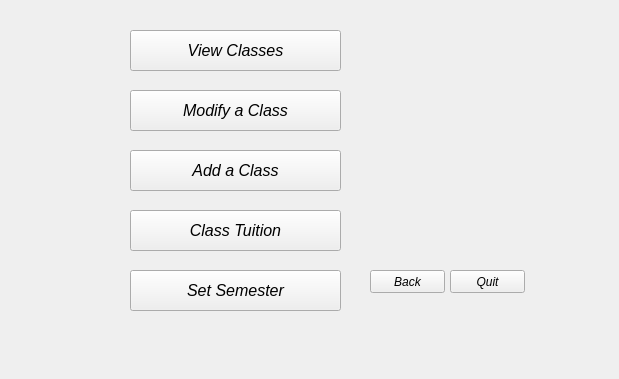
This is together/Admin Landing.ui in SDSMT-CSC464-F15/dancesoft as Qt 5 draws it before an edit. The edited form follows.
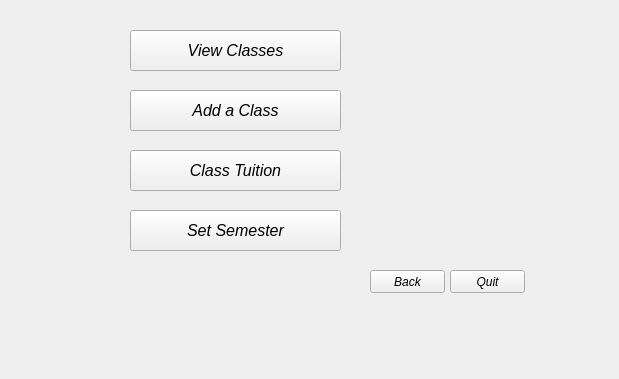
This is the edited form. The open tabs and pages were chosen to show the change.

Patch:
```diff
--- a/together/Admin Landing.ui
+++ b/together/Admin Landing.ui
@@ -340,7 +340,7 @@
       <property name="geometry">
        <rect>
         <x>120</x>
-        <y>210</y>
+        <y>150</y>
         <width>211</width>
         <height>41</height>
        </rect>
@@ -380,7 +380,7 @@
       <property name="geometry">
        <rect>
         <x>120</x>
-        <y>150</y>
+        <y>90</y>
         <width>211</width>
         <height>41</height>
        </rect>
@@ -434,31 +434,11 @@
        <string>Back</string>
       </property>
      </widget>
-     <widget class="QPushButton" name="Modify_class_btn">
-      <property name="geometry">
-       <rect>
-        <x>120</x>
-        <y>90</y>
-        <width>211</width>
-        <height>41</height>
-       </rect>
-      </property>
-      <property name="font">
-       <font>
-        <family>Arial</family>
-        <pointsize>12</pointsize>
-        <italic>true</italic>
-       </font>
-      </property>
-      <property name="text">
-       <string>Modify a Class</string>
-      </property>
-     </widget>
      <widget class="QPushButton" name="Set_Semester_btn">
       <property name="geometry">
        <rect>
         <x>120</x>
-        <y>270</y>
+        <y>210</y>
         <width>211</width>
         <height>41</height>
        </rect>
```
Left out of the diff: 40 changed lines with no effect on the pictures.
